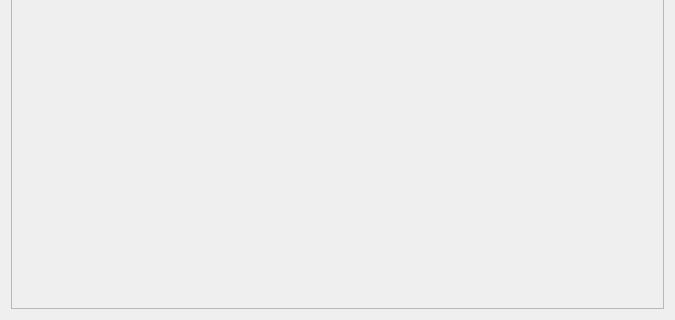
Old version of the form animations/animationdialog.ui in the repository jowin202/OpenSprite; both pictures show x 0 to 675 and y 453 to 773 of the 675 by 773 pixel window.
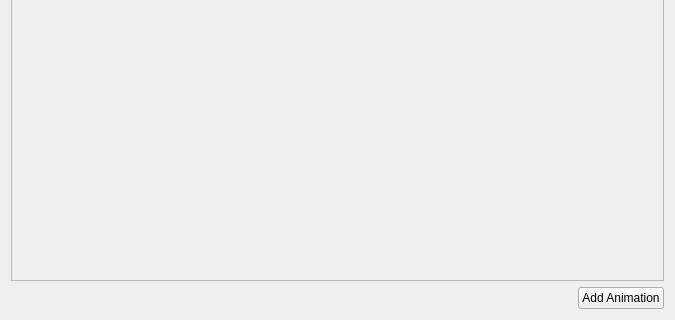
New version of the form. Icons and pictures are not drawn.

The edit to the form file:
```diff
--- a/animations/animationdialog.ui
+++ b/animations/animationdialog.ui
@@ -18,7 +18,27 @@
     <normaloff>:/icons/opensprite96x96.png</normaloff>:/icons/opensprite96x96.png</iconset>
   </property>
   <layout class="QGridLayout" name="gridLayout">
-   <item row="0" column="0">
+   <item row="1" column="1">
+    <widget class="QPushButton" name="button_add_animation">
+     <property name="text">
+      <string>Add Animation</string>
+     </property>
+    </widget>
+   </item>
+   <item row="1" column="0">
+    <spacer name="horizontalSpacer">
+     <property name="orientation">
+      <enum>Qt::Horizontal</enum>
+     </property>
+     <property name="sizeHint" stdset="0">
+      <size>
+       <width>40</width>
+       <height>20</height>
+      </size>
+     </property>
+    </spacer>
+   </item>
+   <item row="0" column="0" colspan="2">
     <widget class="QScrollArea" name="scrollArea">
      <property name="widgetResizable">
       <bool>true</bool>
@@ -29,7 +49,7 @@
         <x>0</x>
         <y>0</y>
         <width>659</width>
-        <height>757</height>
+        <height>717</height>
        </rect>
       </property>
       <layout class="QGridLayout" name="gridLayout_2">
```
